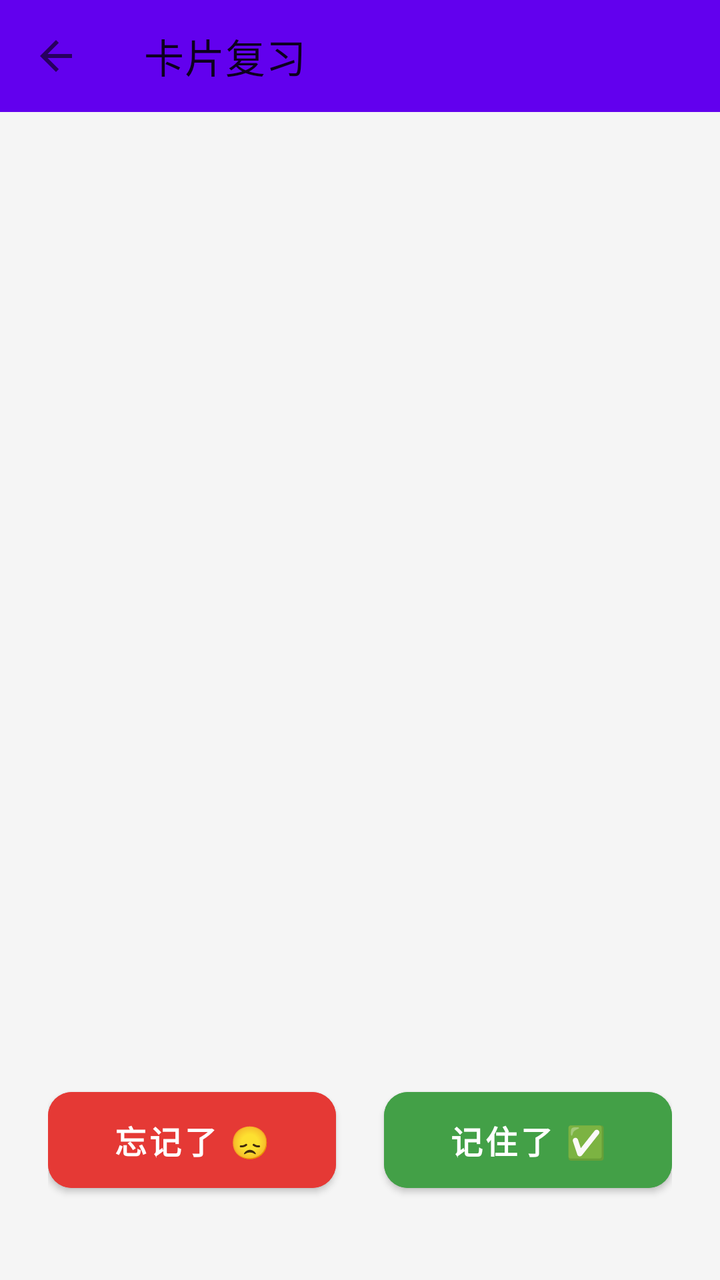
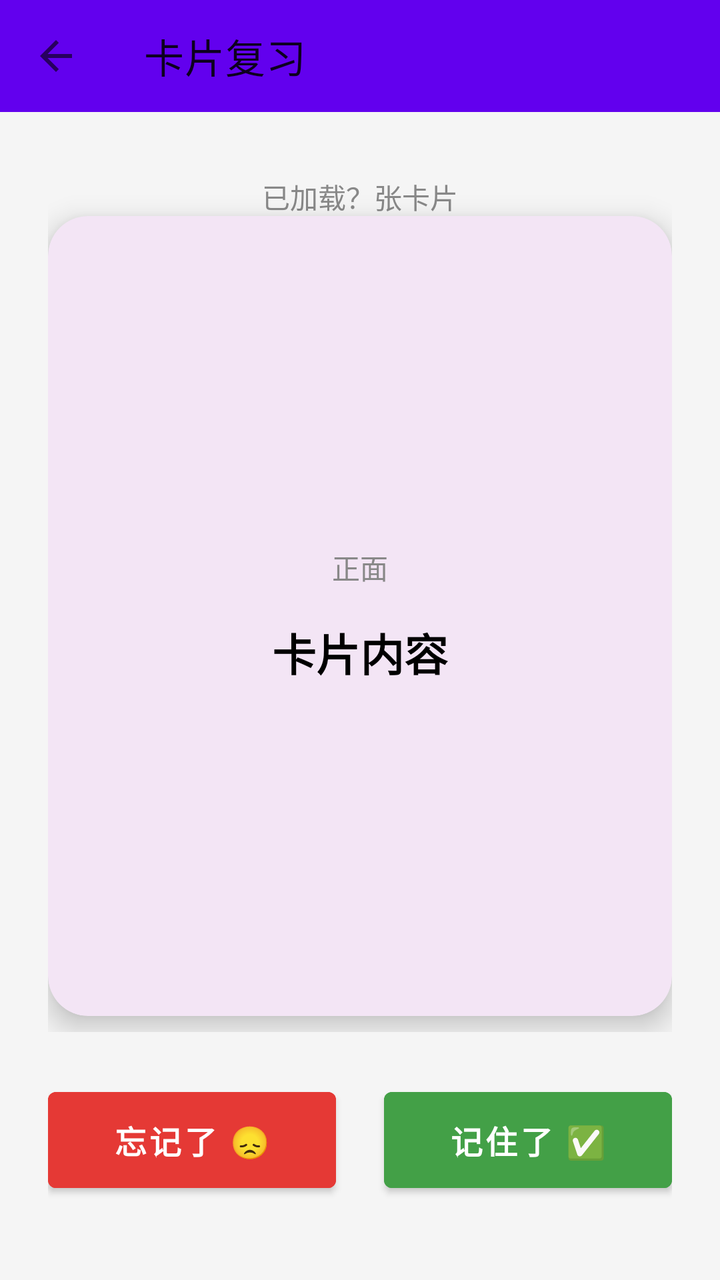

Two renders of the same Android screen: before a commit and after it. Below are the layout's source before the change and the commit's diff.
<!-- AndroidManifest.xml: application theme Theme.MemoryCards -->
<!-- res/layout/activity_review.xml -->
<?xml version="1.0" encoding="utf-8"?>
<androidx.constraintlayout.widget.ConstraintLayout xmlns:android="http://schemas.android.com/apk/res/android"
    xmlns:app="http://schemas.android.com/apk/res-auto"
    android:layout_width="match_parent"
    android:layout_height="match_parent"
    android:background="#F5F5F5">

    <androidx.appcompat.widget.Toolbar
        android:id="@+id/toolbar"
        android:layout_width="0dp"
        android:layout_height="?attr/actionBarSize"
        android:background="@color/purple_500"
        android:titleTextColor="@color/white"
        app:navigationIcon="?attr/homeAsUpIndicator"
        app:title="卡片复习"
        app:layout_constraintTop_toTopOf="parent"
        app:layout_constraintStart_toStartOf="parent"
        app:layout_constraintEnd_toEndOf="parent" />

    <TextView
        android:id="@+id/tvProgress"
        android:layout_width="wrap_content"
        android:layout_height="wrap_content"
        android:textSize="16sp"
        android:textColor="#888"
        android:layout_marginTop="24dp"
        app:layout_constraintTop_toBottomOf="@id/toolbar"
        app:layout_constraintStart_toStartOf="parent"
        app:layout_constraintEnd_toEndOf="parent" />

    <com.google.android.material.card.MaterialCardView
        android:id="@+id/cardView"
        android:layout_width="0dp"
        android:layout_height="0dp"
        android:layout_margin="24dp"
        app:cardElevation="8dp"
        app:cardCornerRadius="20dp"
        app:cardBackgroundColor="@color/card_front_bg"
        app:strokeWidth="0dp"
        android:clickable="true"
        android:focusable="true"
        app:layout_constraintTop_toBottomOf="@id/tvProgress"
        app:layout_constraintBottom_toTopOf="@id/btnForgot"
        app:layout_constraintStart_toStartOf="parent"
        app:layout_constraintEnd_toEndOf="parent">

        <LinearLayout
            android:layout_width="match_parent"
            android:layout_height="match_parent"
            android:orientation="vertical"
            android:gravity="center"
            android:padding="32dp">

            <TextView
                android:id="@+id/tvCardLabel"
                android:layout_width="wrap_content"
                android:layout_height="wrap_content"
                android:text="正面"
                android:textSize="14sp"
                android:textColor="#888"
                android:layout_marginBottom="16dp" />

            <TextView
                android:id="@+id/tvCardContent"
                android:layout_width="match_parent"
                android:layout_height="wrap_content"
                android:textSize="24sp"
                android:textStyle="bold"
                android:textColor="@color/black"
                android:gravity="center"
                android:lineSpacingExtra="8dp" />

        </LinearLayout>

    </com.google.android.material.card.MaterialCardView>

    <LinearLayout
        android:layout_width="0dp"
        android:layout_height="wrap_content"
        android:orientation="horizontal"
        android:layout_marginHorizontal="24dp"
        android:layout_marginBottom="40dp"
        android:gravity="center"
        app:layout_constraintBottom_toBottomOf="parent"
        app:layout_constraintStart_toStartOf="parent"
        app:layout_constraintEnd_toEndOf="parent">

        <Button
            android:id="@+id/btnForgot"
            android:layout_width="0dp"
            android:layout_height="60dp"
            android:layout_weight="1"
            android:text="忘记了 😞"
            android:textSize="16sp"
            android:textStyle="bold"
            android:backgroundTint="@color/forgot_btn"
            android:textColor="@color/white"
            android:layout_marginEnd="12dp"
            app:cornerRadius="12dp" />

        <Button
            android:id="@+id/btnRemember"
            android:layout_width="0dp"
            android:layout_height="60dp"
            android:layout_weight="1"
            android:text="记住了 ✅"
            android:textSize="16sp"
            android:textStyle="bold"
            android:backgroundTint="@color/remember_btn"
            android:textColor="@color/white"
            android:layout_marginStart="12dp"
            app:cornerRadius="12dp" />

    </LinearLayout>

</androidx.constraintlayout.widget.ConstraintLayout>
<!-- resources referenced by this layout -->
<resources>
  <color name="black">#FF000000</color>
  <color name="card_front_bg">#FFF3E5F5</color>
  <color name="forgot_btn">#FFE53935</color>
  <color name="purple_500">#FF6200EE</color>
  <color name="remember_btn">#FF43A047</color>
  <color name="white">#FFFFFFFF</color>
  <style name="Theme.MemoryCards" parent="Theme.MaterialComponents.DayNight.DarkActionBar">
          <item name="colorPrimary">@color/purple_500</item>
          <item name="colorPrimaryVariant">@color/purple_700</item>
          <item name="colorOnPrimary">@color/white</item>
          <item name="colorSecondary">@color/teal_200</item>
          <item name="colorSecondaryVariant">@color/teal_700</item>
      </style>
  <color name="purple_700">#FF3700B3</color>
  <color name="teal_200">#FF03DAC5</color>
  <color name="teal_700">#FF018786</color>
</resources>

<!-- the commit's change to res/layout/activity_review.xml (unified diff, before → after) -->
@@ -17,64 +17,74 @@
         app:layout_constraintStart_toStartOf="parent"
         app:layout_constraintEnd_toEndOf="parent" />
 
-    <TextView
-        android:id="@+id/tvProgress"
-        android:layout_width="wrap_content"
-        android:layout_height="wrap_content"
-        android:textSize="16sp"
-        android:textColor="#888"
-        android:layout_marginTop="24dp"
-        app:layout_constraintTop_toBottomOf="@id/toolbar"
-        app:layout_constraintStart_toStartOf="parent"
-        app:layout_constraintEnd_toEndOf="parent" />
-
-    <com.google.android.material.card.MaterialCardView
-        android:id="@+id/cardView"
+    <FrameLayout
+        android:id="@+id/contentArea"
         android:layout_width="0dp"
         android:layout_height="0dp"
         android:layout_margin="24dp"
-        app:cardElevation="8dp"
-        app:cardCornerRadius="20dp"
-        app:cardBackgroundColor="@color/card_front_bg"
-        app:strokeWidth="0dp"
-        android:clickable="true"
-        android:focusable="true"
-        app:layout_constraintTop_toBottomOf="@id/tvProgress"
-        app:layout_constraintBottom_toTopOf="@id/btnForgot"
+        android:layout_marginBottom="16dp"
+        app:layout_constraintTop_toBottomOf="@id/toolbar"
+        app:layout_constraintBottom_toTopOf="@id/buttonBar"
         app:layout_constraintStart_toStartOf="parent"
         app:layout_constraintEnd_toEndOf="parent">
 
-        <LinearLayout
+        <TextView
+            android:id="@+id/tvLoadedCount"
+            android:layout_width="wrap_content"
+            android:layout_height="wrap_content"
+            android:text="已加载？张卡片"
+            android:textSize="14sp"
+            android:textColor="#888"
+            android:layout_gravity="center_horizontal"
+            android:layout_marginTop="8dp" />
+
+        <androidx.cardview.widget.CardView
+            android:id="@+id/flipCardContainer"
             android:layout_width="match_parent"
             android:layout_height="match_parent"
-            android:orientation="vertical"
-            android:gravity="center"
-            android:padding="32dp">
+            android:layout_marginTop="28dp"
+            android:layout_marginBottom="8dp"
+            app:cardElevation="8dp"
+            app:cardCornerRadius="20dp"
+            app:cardBackgroundColor="@color/card_front_bg"
+            android:clickable="true"
+            android:focusable="true">
 
-            <TextView
-                android:id="@+id/tvCardLabel"
-                android:layout_width="wrap_content"
-                android:layout_height="wrap_content"
-                android:text="正面"
-                android:textSize="14sp"
-                android:textColor="#888"
-                android:layout_marginBottom="16dp" />
+            <LinearLayout
+                android:layout_width="match_parent"
+                android:layout_height="match_parent"
+                android:orientation="vertical"
+                android:gravity="center"
+                android:padding="32dp">
 
-            <TextView
-                android:id="@+id/tvCardContent"
-                android:layout_width="match_parent"
-                android:layout_height="wrap_content"
-                android:textSize="24sp"
-                android:textStyle="bold"
-                android:textColor="@color/black"
-                android:gravity="center"
-                android:lineSpacingExtra="8dp" />
+                <TextView
+                    android:id="@+id/tvCardLabel"
+                    android:layout_width="wrap_content"
+                    android:layout_height="wrap_content"
+                    android:text="正面"
+                    android:textSize="14sp"
+                    android:textColor="#888"
+                    android:layout_marginBottom="16dp" />
 
-        </LinearLayout>
+                <TextView
+                    android:id="@+id/tvCardContent"
+                    android:layout_width="match_parent"
+                    android:layout_height="wrap_content"
+                    android:textSize="22sp"
+                    android:textStyle="bold"
+                    android:textColor="#000000"
+                    android:gravity="center"
+                    android:lineSpacingExtra="8dp"
+                    android:text="卡片内容" />
 
-    </com.google.android.material.card.MaterialCardView>
+            </LinearLayout>
+
+        </androidx.cardview.widget.CardView>
+
+    </FrameLayout>
 
     <LinearLayout
+        android:id="@+id/buttonBar"
         android:layout_width="0dp"
         android:layout_height="wrap_content"
         android:orientation="horizontal"
@@ -95,8 +105,7 @@
             android:textStyle="bold"
             android:backgroundTint="@color/forgot_btn"
             android:textColor="@color/white"
-            android:layout_marginEnd="12dp"
-            app:cornerRadius="12dp" />
+            android:layout_marginEnd="12dp" />
 
         <Button
             android:id="@+id/btnRemember"
@@ -108,8 +117,7 @@
             android:textStyle="bold"
             android:backgroundTint="@color/remember_btn"
             android:textColor="@color/white"
-            android:layout_marginStart="12dp"
-            app:cornerRadius="12dp" />
+            android:layout_marginStart="12dp" />
 
     </LinearLayout>
 
<!-- resource entries referenced after the edit -->
@@ -1,6 +1,5 @@
 <!-- resources referenced by this layout -->
 <resources>
-  <color name="black">#FF000000</color>
   <color name="card_front_bg">#FFF3E5F5</color>
   <color name="forgot_btn">#FFE53935</color>
   <color name="purple_500">#FF6200EE</color>
